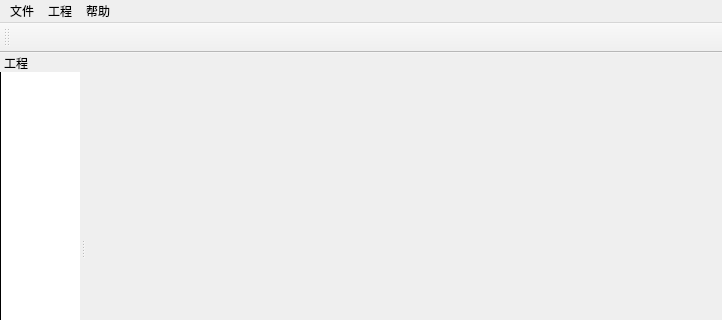
Above: dockwidget/mainwindow.ui from isliulin/QT43 before the change; both pictures show x 0 to 722 and y 0 to 320 of the 722 by 465 pixel window. Below: the same form after it.
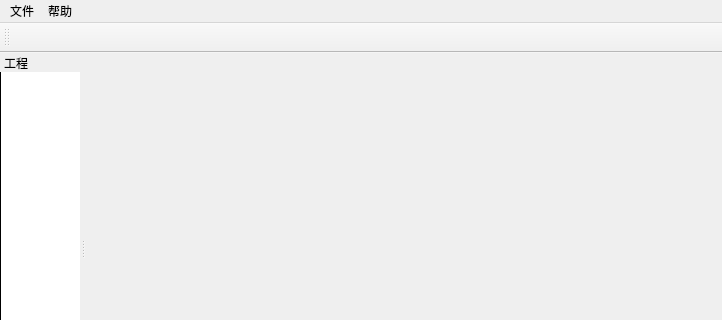
That is the form after the change.

What changed in the file:
```diff
--- a/dockwidget/mainwindow.ui
+++ b/dockwidget/mainwindow.ui
@@ -31,14 +31,6 @@
     <addaction name="action_3"/>
     <addaction name="action_4"/>
    </widget>
-   <widget class="QMenu" name="menuProject">
-    <property name="title">
-     <string>工程</string>
-    </property>
-    <addaction name="action_5"/>
-    <addaction name="action_6"/>
-    <addaction name="action_7"/>
-   </widget>
    <widget class="QMenu" name="menuHelp">
     <property name="title">
      <string>帮助</string>
@@ -46,7 +38,6 @@
     <addaction name="act_about"/>
    </widget>
    <addaction name="menuFile"/>
-   <addaction name="menuProject"/>
    <addaction name="menuHelp"/>
   </widget>
   <widget class="QToolBar" name="mainToolBar">
```
Left out of the diff: 1 changed line with no effect on the pictures.
